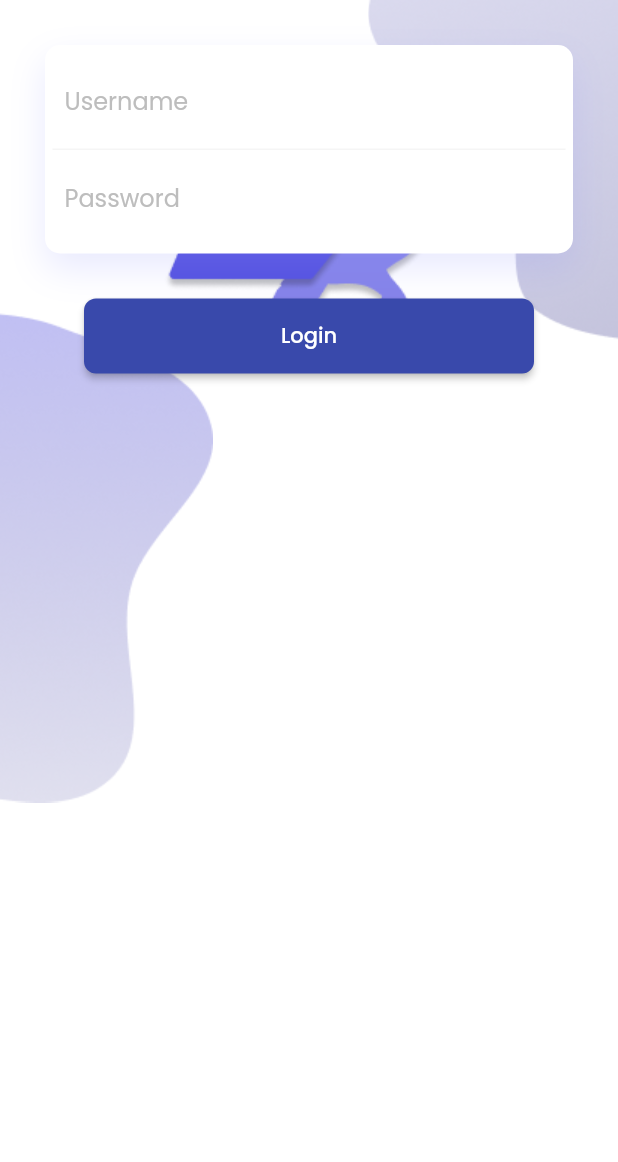
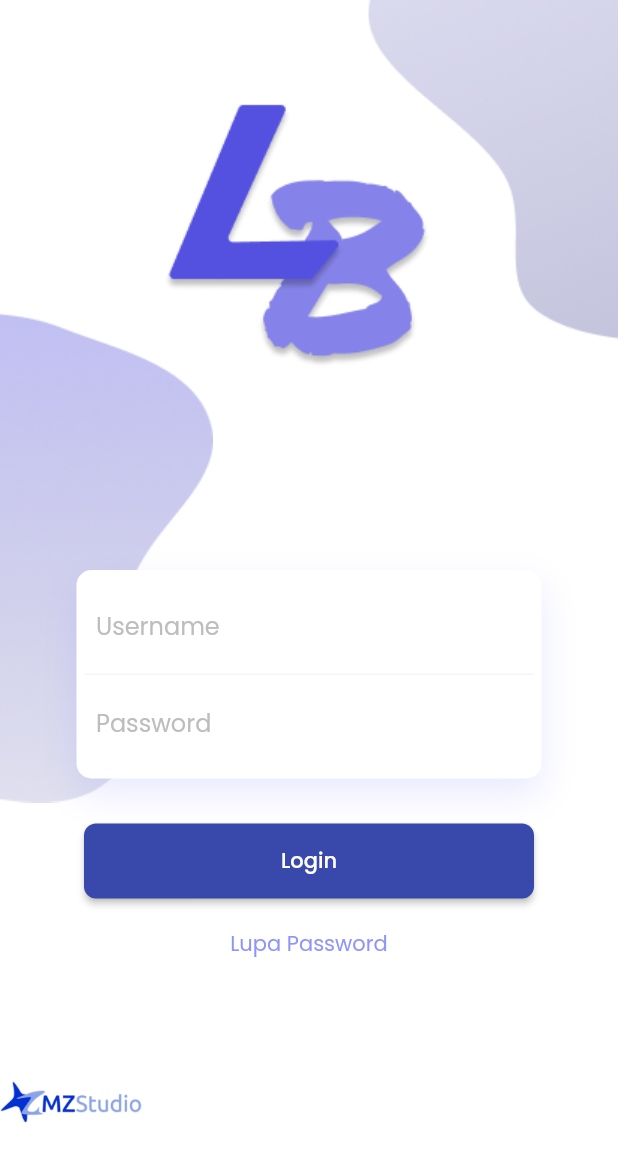
Before and after one commit to Skyleaft/UAS_AKB, a Flutter app: the screen it shows after launch, on a phone screen of 412 x 824 dp. Shown: the top 1162 px of the screen. Run offline on Flutter 3.47's test engine with Material 2 defaults, Android fonts, the phone set to English and light mode, and no system bars; drawn by our look-alikes of rounded_loading_button; our stand-ins replace curved_navigation_bar, flutter_icons, flutter_screenutil, fluttertoast, google_fonts, simple_animations and 1 more; missing offline and left inert: flutter_web_browser; accounts and stored records are empty.

Commit message:
fix login#2 new launcher

```diff
--- a/lib/pages/login.dart
+++ b/lib/pages/login.dart
@@ -90,7 +90,7 @@ class _LoginState extends State<Login> {
                 child: FadeAnimation(
                   1,
                   Container(
-                    height: 600,
+                    height: 700,
                     child: Align(
                         alignment: Alignment.topRight,
                         child: Image.asset('assets/images/Vector.png')),
@@ -117,17 +117,19 @@ class _LoginState extends State<Login> {
                   Container(
                     child: Align(
                       alignment: Alignment.topLeft,
-                        child: Image.asset('assets/images/Vector2.png')),
+                      child: Image.asset('assets/images/Vector2.png'),
+                    ),
                   ),
                 ),
               ),
               Positioned(
+                top: 350,
+                left: 0,
+                right: 0,
                 child: Padding(
                   padding: EdgeInsets.all(30),
                   child: Column(
                     children: <Widget>[
-                      FadeAnimation(
-                          1.8,
                       Container(
                         padding: EdgeInsets.all(5),
                         decoration: BoxDecoration(
@@ -142,11 +144,12 @@ class _LoginState extends State<Login> {
                         child: Column(
                           children: <Widget>[
                             Container(
+                              width: 300,
                               padding: EdgeInsets.all(8.0),
                               decoration: BoxDecoration(
                                   border: Border(
-                                          bottom: BorderSide(
-                                              color: Colors.grey[100]))),
+                                      bottom:
+                                          BorderSide(color: Colors.grey[100]))),
                               child: TextField(
                                 controller: cusername,
                                 decoration: InputDecoration(
@@ -157,6 +160,7 @@ class _LoginState extends State<Login> {
                               ),
                             ),
                             Container(
+                              width: 300,
                               padding: EdgeInsets.all(8.0),
                               child: TextField(
                                 controller: cpassword,
@@ -171,7 +175,7 @@ class _LoginState extends State<Login> {
                             )
                           ],
                         ),
-                          )),
+                      ),
                       SizedBox(
                         height: 30,
                       ),
@@ -190,12 +194,31 @@ class _LoginState extends State<Login> {
                       SizedBox(
                         height: 20,
                       ),
+                      FadeAnimation(
+                          1.5,
+                          Text(
+                            "Lupa Password",
+                            style: TextStyle(
+                                color: Color.fromRGBO(143, 148, 251, 1)),
+                          )),
                     ],
                   ),
                 ),
-              )
+              ),
             ],
           ),
-        ])));
+          Container(
+            height: 50,
+            child: Align(
+              alignment: Alignment(-1, 1),
+              child: Container(
+                height: 30,
+                child: Image.asset('assets/images/logo-mz3.png'),
+              ),
+            ),
+          ),
+        ]),
+      ),
+    );
   }
 }
```
Also changed, not shown: pubspec.yaml (+7 -0 lines), assets/icon/icon.png (added), assets/images/Frame 4.png (added), pubspec.lock, 22 other files. Lines whose indentation alone changed are shown as unchanged.
